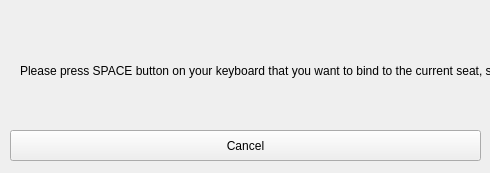
Above: mst/ui/calibration_dialog/calibrationdialog.ui from marcelo-tavares-ifsp/mst before the change. Below: the same form after it.
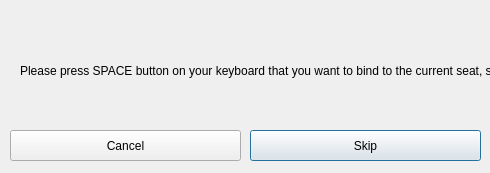
That is the form after the change. The open tabs and pages were chosen to show the change.

Commit message:
calibrationdialog: Allow to skip device configuration
* mst/ui/calibration_dialog/calibrationdialog.cpp: Allow to skip
  device configuration.
* mst/ui/calibration_dialog/calibrationdialog.h: Likewise.
* mst/ui/calibration_dialog/calibrationdialog.ui: Add "Skip" button.

```diff
--- a/mst/ui/calibration_dialog/calibrationdialog.ui
+++ b/mst/ui/calibration_dialog/calibrationdialog.ui
@@ -21,7 +21,7 @@
     <rect>
      <x>10</x>
      <y>130</y>
-     <width>471</width>
+     <width>231</width>
      <height>31</height>
     </rect>
    </property>
@@ -115,6 +115,19 @@
     </widget>
    </widget>
   </widget>
+  <widget class="QPushButton" name="button_skip">
+   <property name="geometry">
+    <rect>
+     <x>250</x>
+     <y>130</y>
+     <width>231</width>
+     <height>31</height>
+    </rect>
+   </property>
+   <property name="text">
+    <string>Skip</string>
+   </property>
+  </widget>
  </widget>
  <resources/>
  <connections/>
```
Left out of the diff: 2 changed lines with no effect on the pictures. The commit also changes 2 other files.
